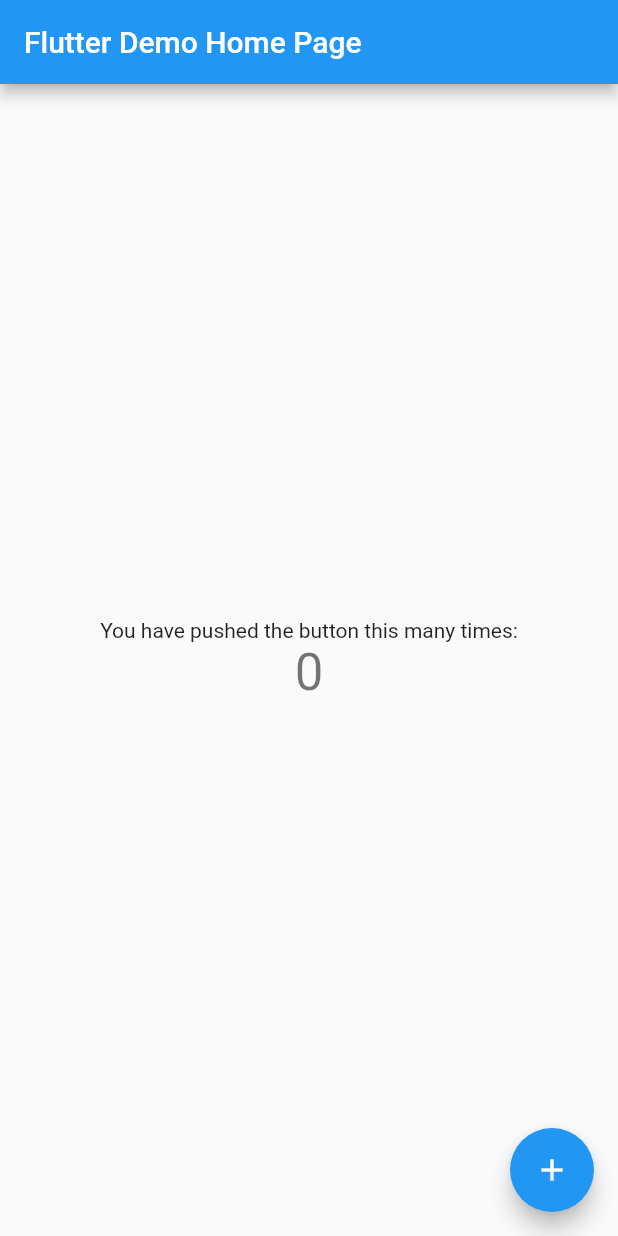
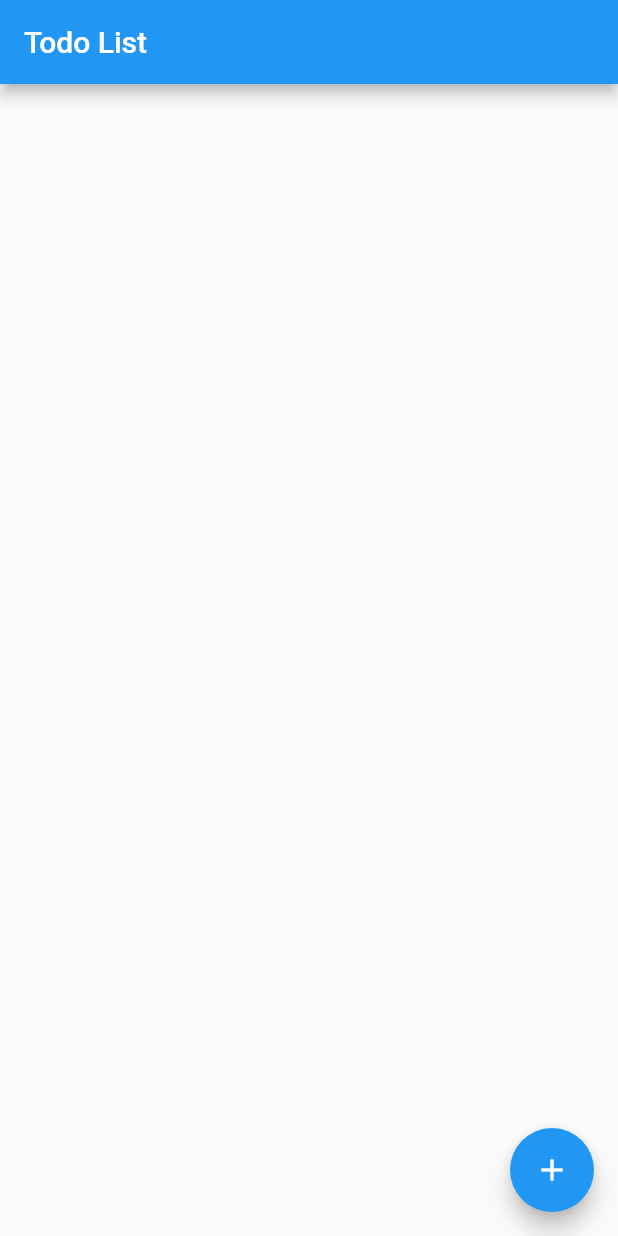
Before and after one commit to tsvetkovrb/flutter, a Flutter app: the screen it shows after launch, on a phone screen of 412 x 824 dp. Run offline on Flutter 3.47's test engine with Material 2 defaults, Android fonts, the phone set to English and light mode, and no system bars; our stand-ins replace font_awesome_flutter.

Commit message:
feat: added base functionality

```diff
--- a/flutter_todo/lib/main.dart
+++ b/flutter_todo/lib/main.dart
@@ -1,111 +1,18 @@
 import 'package:flutter/material.dart';
+import 'package:flutter/services.dart';
+import 'package:flutter_todo/todo_list.dart';
 
-void main() => runApp(MyApp());
+void main() {
+  SystemChrome.setEnabledSystemUIOverlays([]);
+  runApp(MyApp());
+}
 
 class MyApp extends StatelessWidget {
-  // This widget is the root of your application.
   @override
   Widget build(BuildContext context) {
     return MaterialApp(
-      title: 'Flutter Demo',
-      theme: ThemeData(
-        // This is the theme of your application.
-        //
-        // Try running your application with "flutter run". You'll see the
-        // application has a blue toolbar. Then, without quitting the app, try
-        // changing the primarySwatch below to Colors.green and then invoke
-        // "hot reload" (press "r" in the console where you ran "flutter run",
-        // or simply save your changes to "hot reload" in a Flutter IDE).
-        // Notice that the counter didn't reset back to zero; the application
-        // is not restarted.
-        primarySwatch: Colors.blue,
-      ),
-      home: MyHomePage(title: 'Flutter Demo Home Page'),
+      title: 'Hello world',
+      home: TodoList(),
     );
   }
 }
-
-class MyHomePage extends StatefulWidget {
-  MyHomePage({Key key, this.title}) : super(key: key);
-
-  // This widget is the home page of your application. It is stateful, meaning
-  // that it has a State object (defined below) that contains fields that affect
-  // how it looks.
-
-  // This class is the configuration for the state. It holds the values (in this
-  // case the title) provided by the parent (in this case the App widget) and
-  // used by the build method of the State. Fields in a Widget subclass are
-  // always marked "final".
-
-  final String title;
-
-  @override
-  _MyHomePageState createState() => _MyHomePageState();
-}
-
-class _MyHomePageState extends State<MyHomePage> {
-  int _counter = 0;
-
-  void _incrementCounter() {
-    setState(() {
-      // This call to setState tells the Flutter framework that something has
-      // changed in this State, which causes it to rerun the build method below
-      // so that the display can reflect the updated values. If we changed
-      // _counter without calling setState(), then the build method would not be
-      // called again, and so nothing would appear to happen.
-      _counter++;
-    });
-  }
-
-  @override
-  Widget build(BuildContext context) {
-    // This method is rerun every time setState is called, for instance as done
-    // by the _incrementCounter method above.
-    //
-    // The Flutter framework has been optimized to make rerunning build methods
-    // fast, so that you can just rebuild anything that needs updating rather
-    // than having to individually change instances of widgets.
-    return Scaffold(
-      appBar: AppBar(
-        // Here we take the value from the MyHomePage object that was created by
-        // the App.build method, and use it to set our appbar title.
-        title: Text(widget.title),
-      ),
-      body: Center(
-        // Center is a layout widget. It takes a single child and positions it
-        // in the middle of the parent.
-        child: Column(
-          // Column is also a layout widget. It takes a list of children and
-          // arranges them vertically. By default, it sizes itself to fit its
-          // children horizontally, and tries to be as tall as its parent.
-          //
-          // Invoke "debug painting" (press "p" in the console, choose the
-          // "Toggle Debug Paint" action from the Flutter Inspector in Android
-          // Studio, or the "Toggle Debug Paint" command in Visual Studio Code)
-          // to see the wireframe for each widget.
-          //
-          // Column has various properties to control how it sizes itself and
-          // how it positions its children. Here we use mainAxisAlignment to
-          // center the children vertically; the main axis here is the vertical
-          // axis because Columns are vertical (the cross axis would be
-          // horizontal).
-          mainAxisAlignment: MainAxisAlignment.center,
-          children: <Widget>[
-            Text(
-              'You have pushed the button this many times:',
-            ),
-            Text(
-              '$_counter',
-              style: Theme.of(context).textTheme.display1,
-            ),
-          ],
-        ),
-      ),
-      floatingActionButton: FloatingActionButton(
-        onPressed: _incrementCounter,
-        tooltip: 'Increment',
-        child: Icon(Icons.add),
-      ), // This trailing comma makes auto-formatting nicer for build methods.
-    );
-  }
-}
--- /dev/null
+++ b/flutter_todo/lib/todo.dart
@@ -0,0 +1,6 @@
+class Todo {
+  Todo({this.title, this.isDone = false});
+
+  String title;
+  bool isDone;
+}
--- /dev/null
+++ b/flutter_todo/lib/todo_list.dart
@@ -0,0 +1,80 @@
+import 'package:flutter/material.dart';
+import 'package:flutter_todo/todo.dart';
+
+class TodoList extends StatefulWidget {
+  @override
+  _TodoListState createState() => _TodoListState();
+}
+
+class _TodoListState extends State<TodoList> {
+  List<Todo> todos = [];
+
+  TextEditingController controller = TextEditingController();
+
+  _toggleTodo(Todo todo, bool isChecked) {
+    setState(() {
+      todo.isDone = isChecked;
+    });
+  }
+
+  _addTodo() {
+    showDialog(
+        context: context,
+        builder: (BuildContext context) {
+          return AlertDialog(
+            title: Text('New todo'),
+            content: TextField(
+              controller: controller,
+            ),
+            actions: <Widget>[
+              FlatButton(
+                child: Text('Cancel'),
+                onPressed: () {
+                  Navigator.of(context).pop();
+                  controller.clear();
+                },
+              ),
+              FlatButton(
+                child: Text('Add'),
+                onPressed: () {
+                  setState(() {
+                    todos.add(Todo(title: controller.value.text));
+                    controller.clear();
+                    Navigator.of(context).pop();
+                  });
+                },
+              ),
+            ],
+          );
+        });
+  }
+
+  Widget _buildItem(BuildContext context, int index) {
+    final todo = todos[index];
+
+    return CheckboxListTile(
+      value: todo.isDone,
+      title: Text(todo.title),
+      onChanged: (bool isChecked) {
+        _toggleTodo(todo, isChecked);
+      },
+    );
+  }
+
+  @override
+  Widget build(BuildContext context) {
+    return Scaffold(
+      appBar: AppBar(
+        title: Text("Todo List"),
+      ),
+      body: ListView.builder(
+        itemCount: todos.length,
+        itemBuilder: _buildItem,
+      ),
+      floatingActionButton: FloatingActionButton(
+        child: Icon(Icons.add),
+        onPressed: _addTodo,
+      ),
+    );
+  }
+}
```
